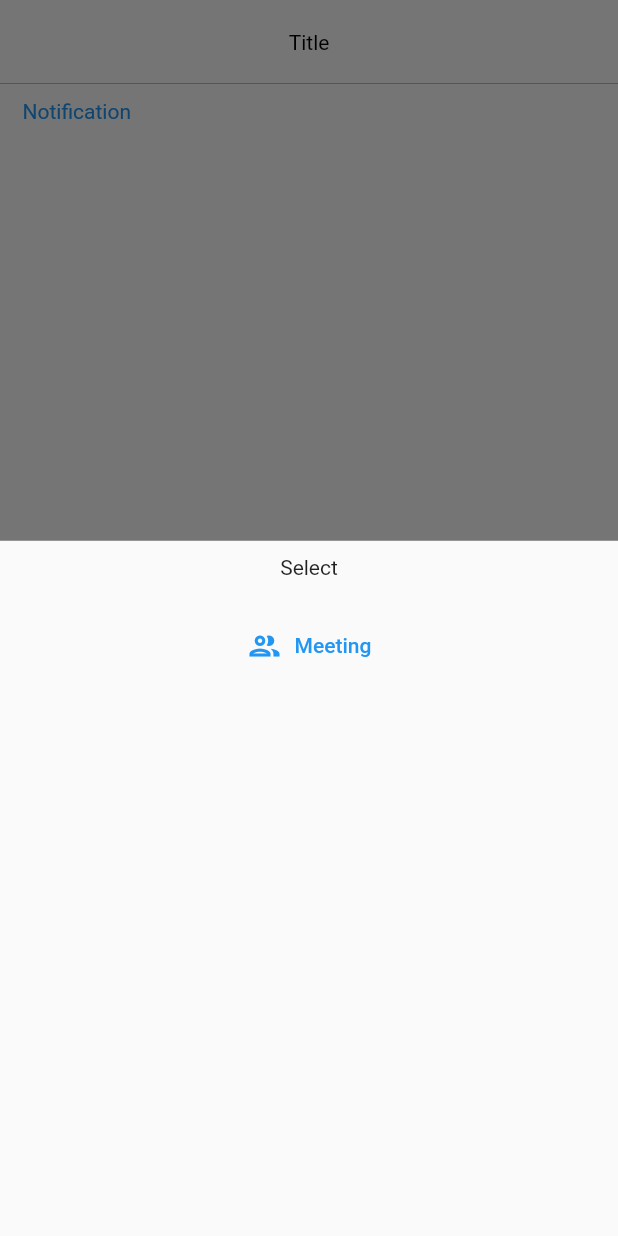
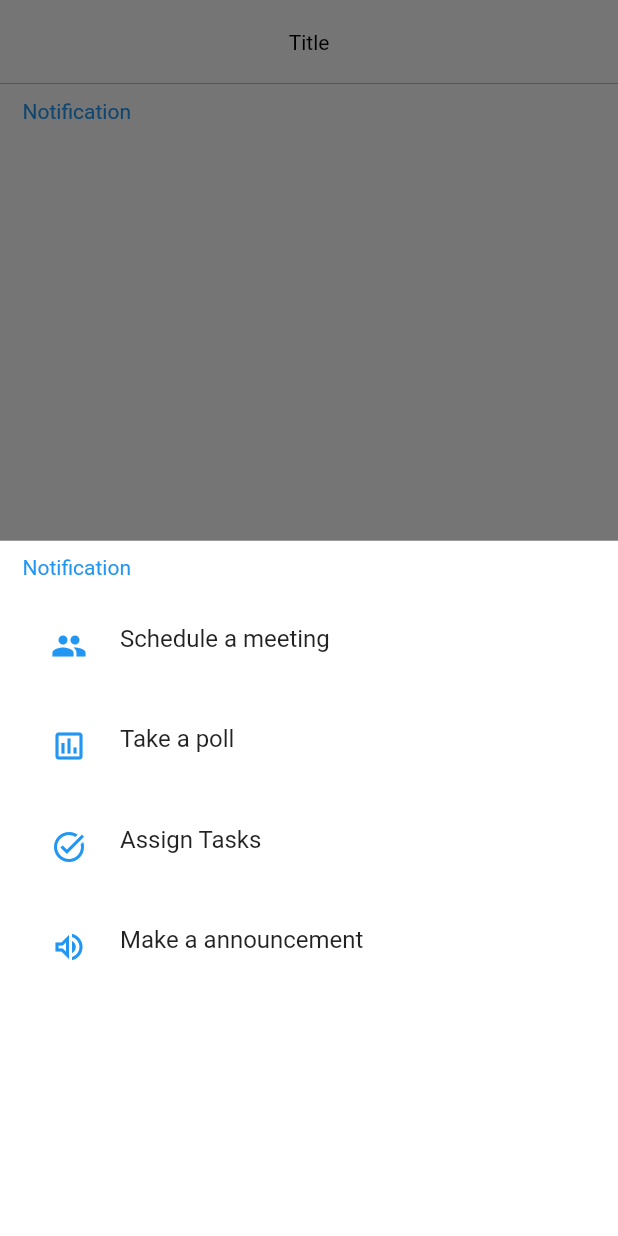
Before and after one commit to surefire01/digimanage, a Flutter app: the screen it shows once a user with an empty profile is signed in, item 3 of the bottom bar chosen, on a phone screen of 412 x 824 dp. Run offline on Flutter 3.47's test engine with Material 2 defaults, Android fonts, the phone set to English and light mode, and no system bars; our stand-ins replace cloud_firestore, firebase_auth, firebase_core, flutter_spinkit; accounts and stored records are empty.

Commit message:
did some changes

```diff
--- a/lib/Shared/Themes/primary_theme.dart
+++ b/lib/Shared/Themes/primary_theme.dart
@@ -13,6 +13,7 @@ ThemeData primaryTheme = ThemeData(
     ),
     textTheme: const TextTheme(),
     iconTheme: const IconThemeData(color: Colors.blue),
+
     appBarTheme: const AppBarTheme(
       elevation: 0,
       centerTitle: true,
@@ -33,7 +34,13 @@ ThemeData primaryTheme = ThemeData(
     backgroundColor: Colors.white,
     unselectedItemColor: Colors.blue,
     selectedItemColor: Colors.pink,
-  )
+  ),
+  bottomSheetTheme: BottomSheetThemeData(
+    backgroundColor: Colors.white,
+    elevation: 0.0,
+
+  ),
+
 );
 
 
--- a/lib/main.dart
+++ b/lib/main.dart
@@ -25,7 +25,11 @@ class MyApp extends StatelessWidget {
       initialData: null,
       child: MaterialApp(
         routes: {
-          "create" : (context) => NewMeeting(),
+          "0" : (context) => NewMeeting(),
+          "1" : (context) => NewMeeting(),
+          "2" : (context) => NewMeeting(),
+          "3" : (context) => NewMeeting(),
+
         },
         theme: primaryTheme,
         home:Wrapper(),
--- a/lib/screens/CreatingMeeting/new_meeting.dart
+++ b/lib/screens/CreatingMeeting/new_meeting.dart
@@ -26,8 +26,8 @@ class _NewMeetingState extends State<NewMeeting> {
     DateTime? newdateTime = await showDatePicker(
         context: context,
         initialDate: DateTime.now(),
-        firstDate: DateTime(2001),
-        lastDate: DateTime(2024));
+        firstDate: DateTime.now(),
+        lastDate: DateTime.now().add(Duration(days: 365)));
     if (newdateTime == null) return;
     setState(() {
       newMeeting.date =  DateFormat.yMMMd().format(newdateTime);
--- /dev/null
+++ b/lib/screens/Home/create_menu.dart
@@ -0,0 +1,77 @@
+import "package:flutter/material.dart";
+
+
+
+Map<String,IconData> lis =  {
+  "Schedule a meeting" : Icons.people,
+  "Take a poll" : Icons.poll_outlined,
+  "Assign Tasks" : Icons.task_alt_outlined,
+  "Make a announcement" : Icons.volume_up_outlined
+};
+
+var titles = <String>["Schedule a meeting",
+    "Take a poll",
+    "Assign Tasks" ,
+    "Make a announcement"];
+
+var icns = <IconData>[Icons.people,
+  Icons.poll_outlined,
+  Icons.task_alt_outlined,
+  Icons.volume_up_outlined];
+
+void showCreateMenu(BuildContext context){
+  showModalBottomSheet(context: context, builder: (context){
+    return Column(
+      crossAxisAlignment: CrossAxisAlignment.start,
+      children: [
+        Padding(
+          padding: const EdgeInsets.fromLTRB(15,10,0,0),
+          child: Text("Notification",style: TextStyle(color: Colors.blue),),
+        ),
+        Expanded(
+          child: ListView.builder(
+            //restorationId: "Notification",
+            itemCount: titles.length,
+            itemBuilder: (context, index){
+              return CreateTile(toDO: titles[index], icn:icns[index], index: index );
+            },
+          ),
+        ),
+      ],
+    );
+
+  });
+}
+
+
+class CreateTile extends StatelessWidget {
+
+  final String toDO;
+  final IconData icn;
+  final int index;
+  CreateTile({required this.toDO,required this.icn, required this.index});
+
+  @override
+  Widget build(BuildContext context) {
+
+    return  Padding(
+      padding: EdgeInsets.only(top: 8,),
+      child:Card(
+        margin: EdgeInsets.fromLTRB(20, 6, 20, 0),
+        child: ListTile(
+          onTap: (){
+            Navigator.pushNamed(context, index.toString());
+          },
+          dense: true,
+          //isThreeLine: true,
+          contentPadding: EdgeInsets.fromLTRB(3,0,3,3),
+          leading: Padding(
+            padding: const EdgeInsets.fromLTRB(10,10,0,0),
+            child: Icon(icn, color: Colors.blue,),
+          ),
+          title: Text(toDO, style: TextStyle(fontSize: 16),),
+        ),
+      ) ,
+    );
+  }
+}
--- a/lib/screens/Wrapper/wrapper.dart
+++ b/lib/screens/Wrapper/wrapper.dart
@@ -19,7 +19,7 @@ class _WrapperState extends State<Wrapper> {
   @override
   Widget build(BuildContext context) {
     final user = Provider.of<UserUid?>(context);
-    print(user?.uid);
+
     return user == null ? Authenticate() : Home();
 
   }
--- a/pubspec.yaml
+++ b/pubspec.yaml
@@ -41,6 +41,8 @@ dependencies:
   firebase_auth: ^3.4.2
   cloud_firestore: ^3.3.0
   provider: ^6.0.3
+  firebase_storage: ^10.3.4
+  image_picker: ^0.8.5+3
 
 dev_dependencies:
   flutter_test:
```
Also changed, not shown: lib/screens/Home/home.dart (+1 -24 lines), pubspec.lock.
